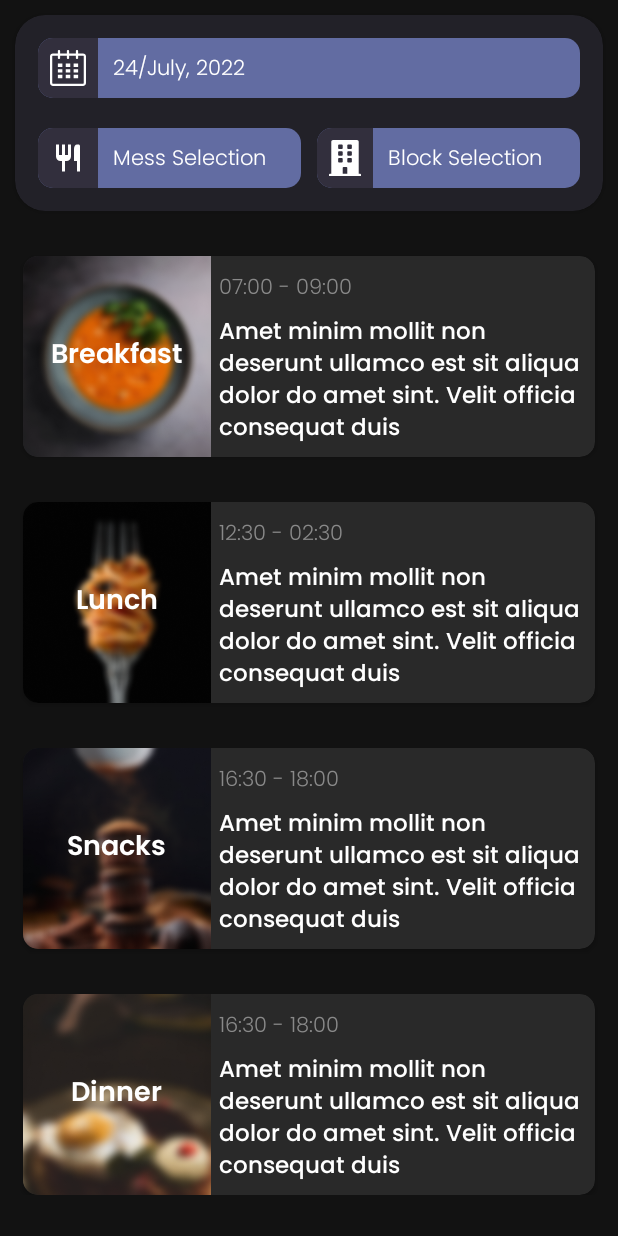
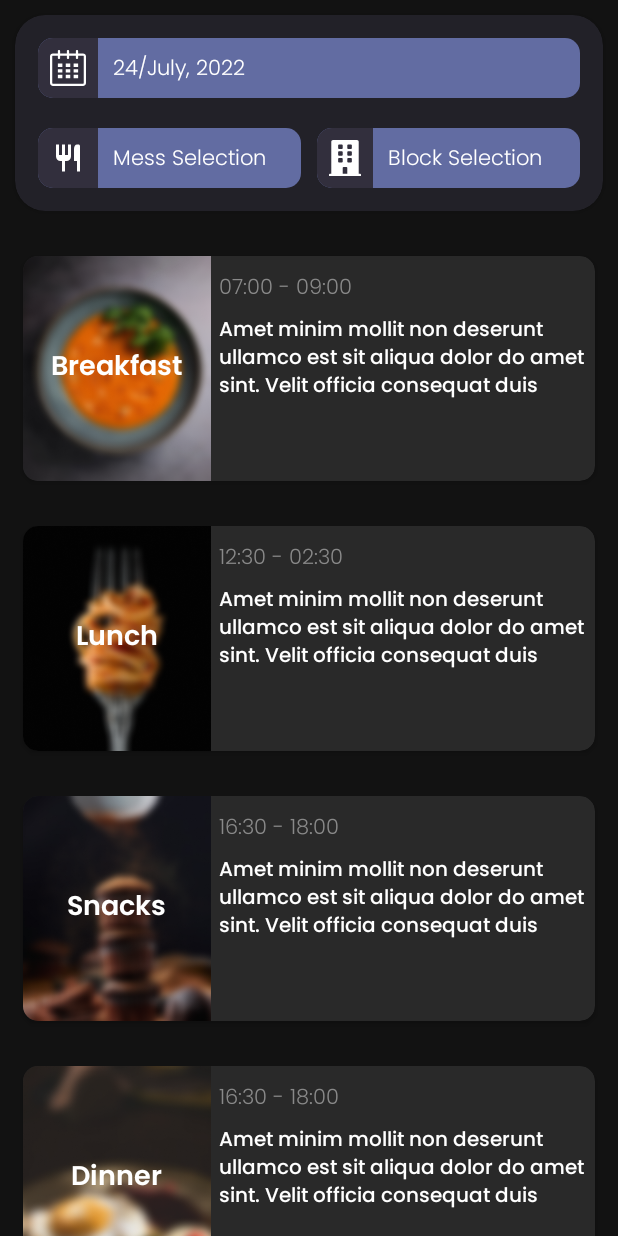
Before and after one commit to SiddyDevelops/VIT-BIT, an Android app: the screen it shows after launch (MessActivity), on a phone screen of 412 x 824 dp. Run offline under Robolectric (Android 15) with nearby library versions, the phone set to English and light mode, and no system bars.

Commit message:
Added V1-Func

```diff
--- a/app/src/main/java/com/siddydevelops/vitbit/ui/MessActivity.kt
+++ b/app/src/main/java/com/siddydevelops/vitbit/ui/MessActivity.kt
@@ -95,22 +95,27 @@ class MessActivity : AppCompatActivity() {
             Log.d("ExcelData:: ", lunchItems.toString())
             Log.d("ExcelData:: ", snacksItems.toString())
             Log.d("ExcelData:: ", dinnerItems.toString())
-            //getByDate("07")
+            getByDate(curDate)
         } catch (e: Exception) {
             e.printStackTrace()
         }
     }
 
     private fun getByDate(date: String) {
+        Log.d("Date::",date)
         var row = 1
         for (dates in scheduledDates) {
             val matches = regex.findAll(dates)
             val scheduleTimes = matches.map { it.groupValues[1] }.toList()
+            Log.d("Time::",scheduleTimes.toString())
             for (time in scheduleTimes) {
-                if (timeRegex.find(time)!!.value == date) {
+                Log.d("Time::",time)
+                if (timeRegex.find(time)?.value ?: false == date) {
                     Log.d("ROW::", "DATA EXTRACT HERE:: $row")
-                    // We require row + 1 to access data items
-                    //breakFastTV.text = breakFastItems[row]
+                    breakfastTV.text = breakFastItems[row-1]
+                    lunchTV.text = lunchItems[row-1]
+                    snacksTV.text = snacksItems[row-1]
+                    dinnerTV.text = dinnerItems[row-1]
                 }
             }
             row += 1
@@ -142,5 +147,4 @@ class MessActivity : AppCompatActivity() {
         calTV.text = "$curDate/$month, $year"
         getByDate(curDate)
     }
-
 }
--- a/app/src/main/res/layout/activity_mess.xml
+++ b/app/src/main/res/layout/activity_mess.xml
@@ -9,7 +9,8 @@
 
     <ScrollView
         android:layout_width="match_parent"
-        android:layout_height="match_parent">
+        android:layout_height="match_parent"
+        android:scrollbars="none">
 
         <androidx.constraintlayout.widget.ConstraintLayout
             android:layout_width="match_parent"
@@ -171,7 +172,7 @@
             <androidx.cardview.widget.CardView
                 android:id="@+id/cardView2"
                 android:layout_width="match_parent"
-                android:layout_height="wrap_content"
+                android:layout_height="150dp"
                 android:layout_marginEnd="15dp"
                 android:layout_marginStart="15dp"
                 android:elevation="8dp"
@@ -183,7 +184,7 @@
 
                 <LinearLayout
                     android:layout_width="match_parent"
-                    android:layout_height="wrap_content"
+                    android:layout_height="match_parent"
                     android:orientation="horizontal">
 
                     <FrameLayout
@@ -228,7 +229,7 @@
                             android:layout_height="wrap_content"
                             android:textColor="@color/white"
                             android:layout_margin="5dp"
-                            android:textSize="15sp"
+                            android:textSize="13sp"
                             android:fontFamily="@font/poppins_medium"
                             android:text="@string/para_placeholder"/>
 
@@ -241,7 +242,7 @@
             <androidx.cardview.widget.CardView
                 android:id="@+id/cardView3"
                 android:layout_width="match_parent"
-                android:layout_height="wrap_content"
+                android:layout_height="150dp"
                 android:layout_marginEnd="15dp"
                 android:layout_marginStart="15dp"
                 android:elevation="8dp"
@@ -253,7 +254,7 @@
 
                 <LinearLayout
                     android:layout_width="match_parent"
-                    android:layout_height="wrap_content"
+                    android:layout_height="match_parent"
                     android:orientation="horizontal">
 
                     <FrameLayout
@@ -298,7 +299,7 @@
                             android:layout_height="wrap_content"
                             android:textColor="@color/white"
                             android:layout_margin="5dp"
-                            android:textSize="15sp"
+                            android:textSize="13sp"
                             android:fontFamily="@font/poppins_medium"
                             android:text="@string/para_placeholder"/>
 
@@ -311,7 +312,7 @@
             <androidx.cardview.widget.CardView
                 android:id="@+id/cardView4"
                 android:layout_width="match_parent"
-                android:layout_height="wrap_content"
+                android:layout_height="150dp"
                 android:layout_marginEnd="15dp"
                 android:layout_marginStart="15dp"
                 android:elevation="8dp"
@@ -323,7 +324,7 @@
 
                 <LinearLayout
                     android:layout_width="match_parent"
-                    android:layout_height="wrap_content"
+                    android:layout_height="match_parent"
                     android:orientation="horizontal">
 
                     <FrameLayout
@@ -368,7 +369,7 @@
                             android:layout_height="wrap_content"
                             android:textColor="@color/white"
                             android:layout_margin="5dp"
-                            android:textSize="15sp"
+                            android:textSize="13sp"
                             android:fontFamily="@font/poppins_medium"
                             android:text="@string/para_placeholder"/>
 
@@ -381,20 +382,21 @@
             <androidx.cardview.widget.CardView
                 android:id="@+id/cardView5"
                 android:layout_width="match_parent"
-                android:layout_height="wrap_content"
+                android:layout_height="150dp"
                 android:layout_marginEnd="15dp"
                 android:layout_marginStart="15dp"
-                android:layout_marginBottom="10dp"
+                android:layout_marginBottom="20dp"
                 android:elevation="8dp"
                 android:padding="15dp"
                 app:cardBackgroundColor="@color/card_bg"
                 app:cardCornerRadius="10dp"
                 android:layout_marginTop="30dp"
-                app:layout_constraintTop_toBottomOf="@+id/cardView4">
+                app:layout_constraintTop_toBottomOf="@+id/cardView4"
+                app:layout_constraintBottom_toBottomOf="parent">
 
                 <LinearLayout
                     android:layout_width="match_parent"
-                    android:layout_height="wrap_content"
+                    android:layout_height="match_parent"
                     android:orientation="horizontal">
 
                     <FrameLayout
@@ -439,7 +441,7 @@
                             android:layout_height="wrap_content"
                             android:textColor="@color/white"
                             android:layout_margin="5dp"
-                            android:textSize="15sp"
+                            android:textSize="13sp"
                             android:fontFamily="@font/poppins_medium"
                             android:text="@string/para_placeholder"/>
 
```
Also changed, not shown: 1 other file.
